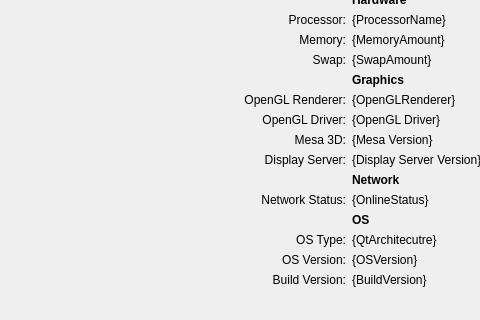
First picture: the form in src/Module.ui, repository ds9-extras/kcm-about-extended, before the edit; both pictures show x 97 to 577 and y 311 to 631 of the 1054 by 862 pixel window.
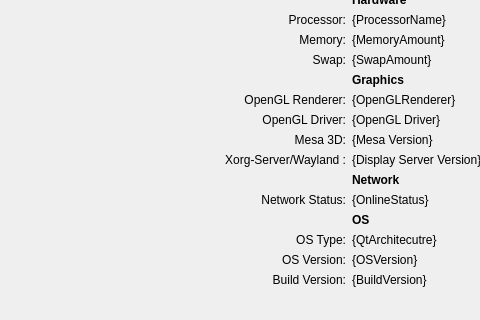
Second picture: the form after the edit.

Diff of the .ui file:
```diff
--- a/src/Module.ui
+++ b/src/Module.ui
@@ -145,7 +145,7 @@
        <item row="39" column="3">
         <widget class="QLabel" name="displayServerVersion">
          <property name="text">
-          <string>Display Server:</string>
+          <string>Xorg-Server/Wayland :</string>
          </property>
          <property name="alignment">
           <set>Qt::AlignRight|Qt::AlignTrailing|Qt::AlignVCenter</set>
```
